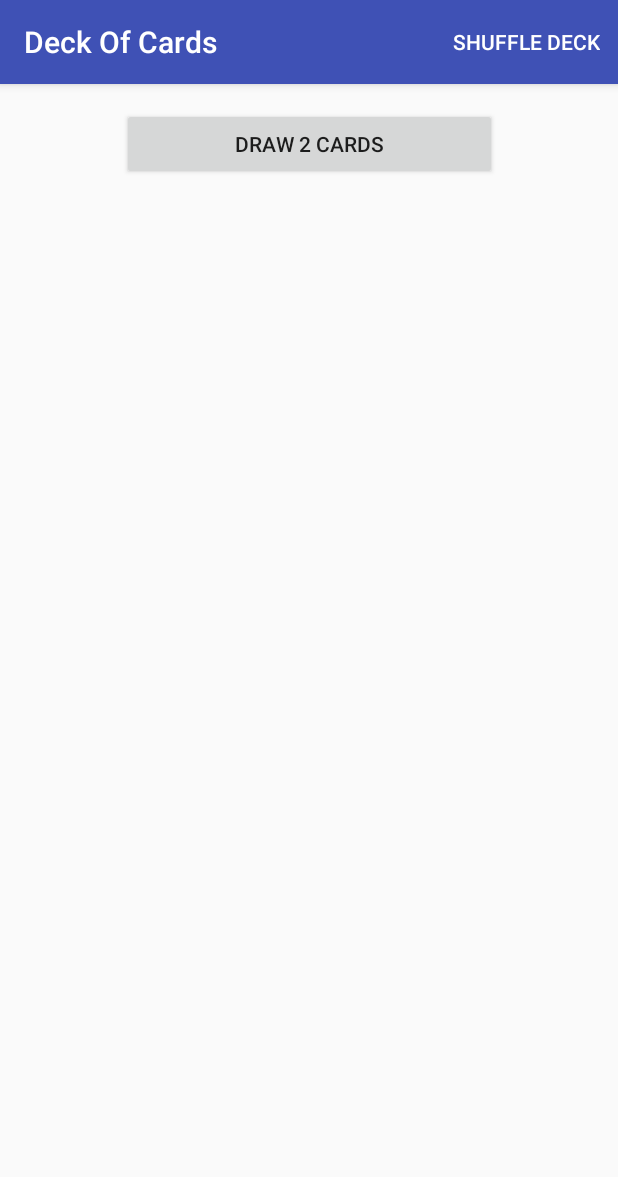
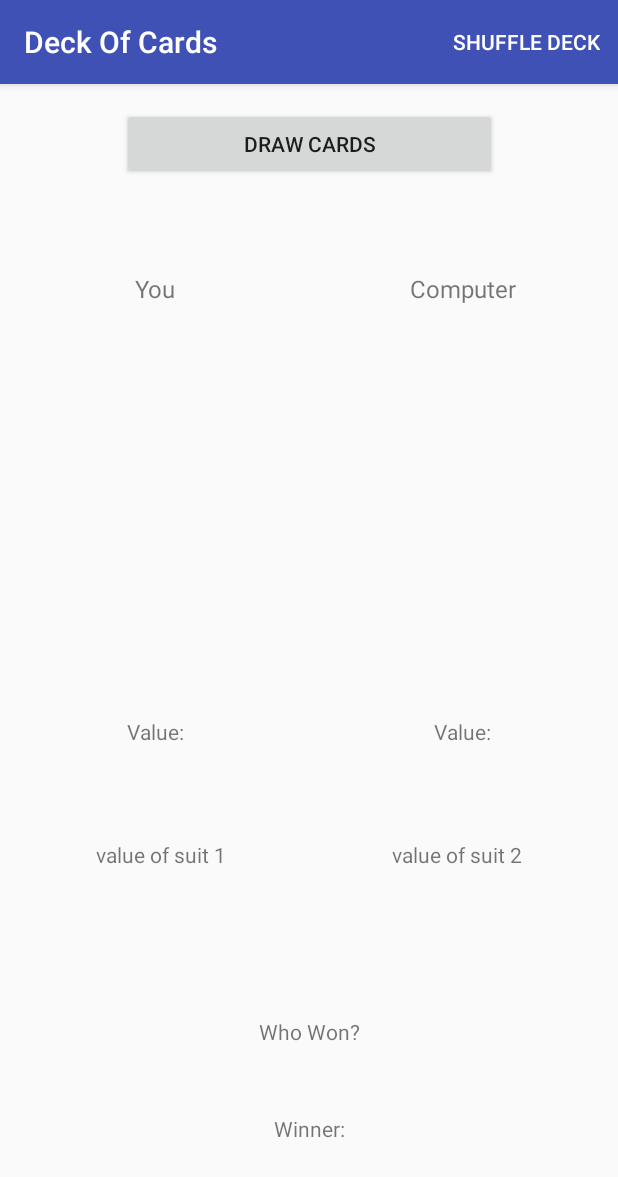
Before and after one commit to DiegoE1/Android-Card-Game, an Android app: the screen it shows after launch (MainActivity), on a phone screen of 412 x 824 dp. Shown: the top 1177 px of the screen. Run offline under Robolectric (Android 15) with nearby library versions, the phone set to English and light mode, and no system bars; pictures from the network do not load; 3 statements that could not run were skipped.

Commit message:
Added TextViews and adjusted constraints

```diff
--- a/app/src/main/res/layout/activity_main.xml
+++ b/app/src/main/res/layout/activity_main.xml
@@ -13,7 +13,7 @@
         android:layout_height="wrap_content"
         app:layout_constraintLeft_toLeftOf="parent"
         app:layout_constraintRight_toRightOf="parent"
-        android:text="Draw 2 Cards"
+        android:text="Draw Cards"
         app:layout_constraintTop_toTopOf="@+id/middle_vertical_divider"
         android:layout_marginTop="16dp" />
 
@@ -27,6 +27,17 @@
         app:layout_constraintLeft_toLeftOf="parent" />
 
     <ImageView
+        android:id="@+id/image_card_one"
+        android:layout_width="100dp"
+        android:layout_height="150dp"
+        android:visibility="invisible"
+        app:layout_constraintLeft_toLeftOf="parent"
+        app:layout_constraintRight_toRightOf="@+id/middle_vertical_divider"
+        app:layout_constraintBottom_toTopOf="@+id/tv_card_one"
+        app:layout_constraintTop_toBottomOf="@+id/button_draw_two_cards"
+        />
+
+    <ImageView
         android:id="@+id/image_card_two"
         android:layout_width="100dp"
         android:layout_height="150dp"
@@ -34,42 +45,111 @@
         app:layout_constraintRight_toRightOf="parent"
         app:layout_constraintLeft_toLeftOf="@+id/middle_vertical_divider"
         app:layout_constraintBottom_toTopOf="@+id/tv_card_two"
-        app:layout_constraintTop_toTopOf="parent"/>
+        app:layout_constraintTop_toBottomOf="@+id/button_draw_two_cards"/>
 
-    <ImageView
-        android:id="@+id/image_card_one"
-        android:layout_width="100dp"
-        android:layout_height="150dp"
-        android:visibility="invisible"
-        app:layout_constraintLeft_toLeftOf="parent"
-        app:layout_constraintRight_toRightOf="@+id/middle_vertical_divider"
-        app:layout_constraintBottom_toTopOf="@+id/tv_card_one"
-        app:layout_constraintTop_toTopOf="parent"
+    <TextView
+        android:id="@+id/tv_player_user"
+        android:layout_width="wrap_content"
+        android:layout_height="wrap_content"
+        android:visibility="visible"
+        android:text="You"
+        android:textSize="16sp"
+        app:layout_constraintLeft_toLeftOf="@+id/image_card_one"
+        app:layout_constraintRight_toRightOf="@+id/image_card_one"
+        app:layout_constraintBottom_toTopOf="@+id/image_card_one"
+        app:layout_constraintTop_toBottomOf="@+id/button_draw_two_cards"
         />
 
     <TextView
+        android:id="@+id/tv_player_computer"
+        android:layout_width="wrap_content"
+        android:layout_height="wrap_content"
+        android:visibility="visible"
+        android:text="Computer"
+        android:textSize="16sp"
+        app:layout_constraintRight_toRightOf="@+id/image_card_two"
+        app:layout_constraintLeft_toLeftOf="@+id/image_card_two"
+        app:layout_constraintBottom_toTopOf="@+id/image_card_two"
+        app:layout_constraintTop_toBottomOf="@+id/button_draw_two_cards"
+        />
+
+    <TextView
+        android:id="@+id/tv_user_value"
+        android:layout_width="wrap_content"
+        android:layout_height="wrap_content"
+        android:visibility="visible"
+        android:text="Value:"
+        app:layout_constraintLeft_toLeftOf="@+id/image_card_one"
+        app:layout_constraintRight_toRightOf="@+id/image_card_one"
+        app:layout_constraintTop_toBottomOf="@+id/image_card_one"
+        app:layout_constraintBottom_toTopOf="@+id/tv_card_one"
+        />
+
+    <TextView
+        android:id="@+id/tv_computer_value"
+        android:layout_width="wrap_content"
+        android:layout_height="wrap_content"
+        android:visibility="visible"
+        android:text="Value:"
+        app:layout_constraintLeft_toLeftOf="@+id/image_card_two"
+        app:layout_constraintRight_toRightOf="@+id/image_card_two"
+        app:layout_constraintTop_toBottomOf="@+id/image_card_two"
+        app:layout_constraintBottom_toTopOf="@+id/tv_card_two"
+        />
+
+    <TextView
+        android:text="value of suit 1"
         android:id="@+id/tv_card_one"
         android:layout_width="wrap_content"
         android:layout_height="wrap_content"
-        android:visibility="invisible"
-        android:paddingBottom="100dp"
+        android:visibility="visible"
+        android:layout_marginBottom="100dp"
         android:layout_marginLeft="16dp"
         android:layout_marginRight="8dp"
-        app:layout_constraintRight_toRightOf="@+id/middle_vertical_divider"
-        app:layout_constraintLeft_toLeftOf="parent"
+        app:layout_constraintRight_toRightOf="@+id/image_card_one"
+        app:layout_constraintLeft_toLeftOf="@+id/image_card_one"
         app:layout_constraintBottom_toBottomOf="parent"
-        app:layout_constraintTop_toBottomOf="@+id/image_card_one" />
+        app:layout_constraintTop_toBottomOf="@+id/image_card_one"
+        android:layout_marginStart="16dp"
+        android:layout_marginEnd="8dp" />
 
     <TextView
+        android:text="value of suit 2"
         android:id="@+id/tv_card_two"
         android:layout_width="wrap_content"
         android:layout_height="wrap_content"
-        android:visibility="invisible"
-        android:paddingBottom="100dp"
+        android:visibility="visible"
         android:layout_marginRight="16dp"
         android:layout_marginLeft="8dp"
+        app:layout_constraintRight_toRightOf="@+id/image_card_two"
+        app:layout_constraintBottom_toBottomOf="@+id/tv_card_one"
+        app:layout_constraintLeft_toLeftOf="@+id/image_card_two"
+        android:layout_marginStart="8dp"
+        android:layout_marginEnd="16dp" />
+
+    <TextView
+        android:id="@+id/tv_game_who_won"
+        android:layout_width="wrap_content"
+        android:layout_height="wrap_content"
+        android:visibility="visible"
+        android:text="Who Won?"
         app:layout_constraintRight_toRightOf="parent"
-        app:layout_constraintBottom_toBottomOf="@+id/tv_card_one"
-        app:layout_constraintLeft_toLeftOf="@+id/middle_vertical_divider"/>
+        app:layout_constraintLeft_toLeftOf="parent"
+        app:layout_constraintBottom_toBottomOf="parent"
+        app:layout_constraintTop_toBottomOf="@+id/tv_card_one"
+        android:layout_marginBottom="28dp"/>
+
+    <TextView
+        android:id="@+id/tv_game_winner"
+        android:layout_width="wrap_content"
+        android:layout_height="wrap_content"
+        android:visibility="visible"
+        android:text="Winner:"
+        app:layout_constraintLeft_toLeftOf="@+id/tv_game_who_won"
+        app:layout_constraintRight_toRightOf="@+id/tv_game_who_won"
+        app:layout_constraintBottom_toBottomOf="parent"
+        app:layout_constraintTop_toBottomOf="@+id/tv_game_who_won"
+        android:layout_marginBottom="16dp"
+        />
 
 </android.support.constraint.ConstraintLayout>
--- a/app/src/main/res/values/strings.xml
+++ b/app/src/main/res/values/strings.xml
@@ -1,3 +1,5 @@
 <resources>
     <string name="app_name">Deck Of Cards</string>
+    <string name="user_won">You Win!</string>
+    <string name="computer_won">You Lost</string>
 </resources>
```
